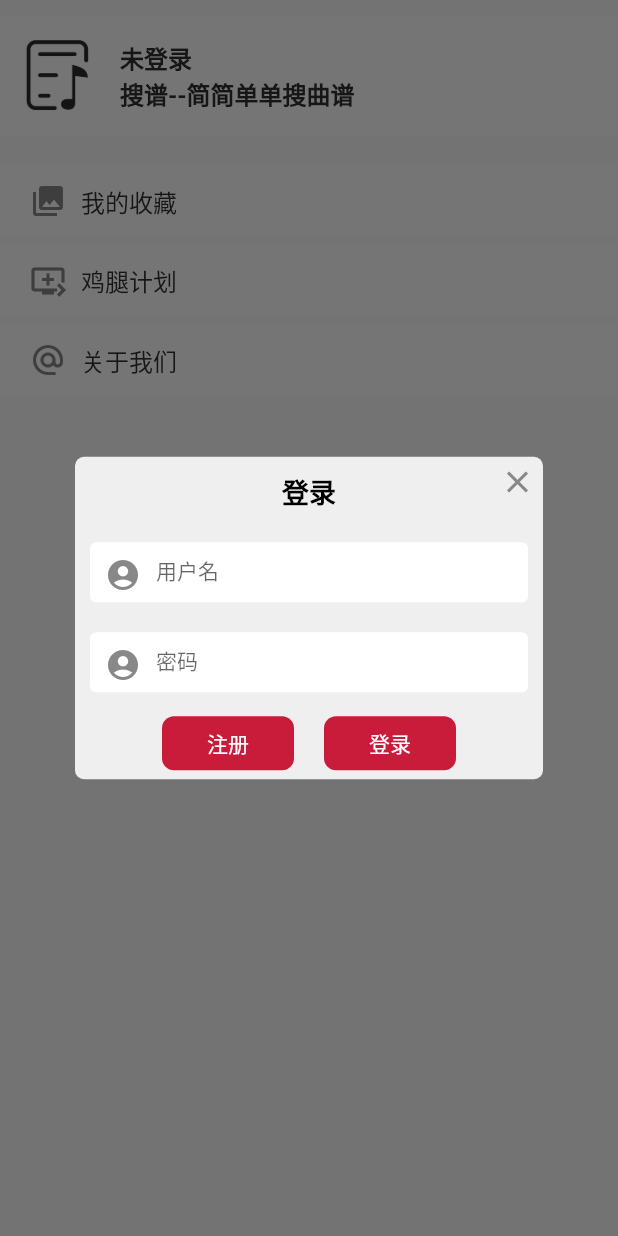
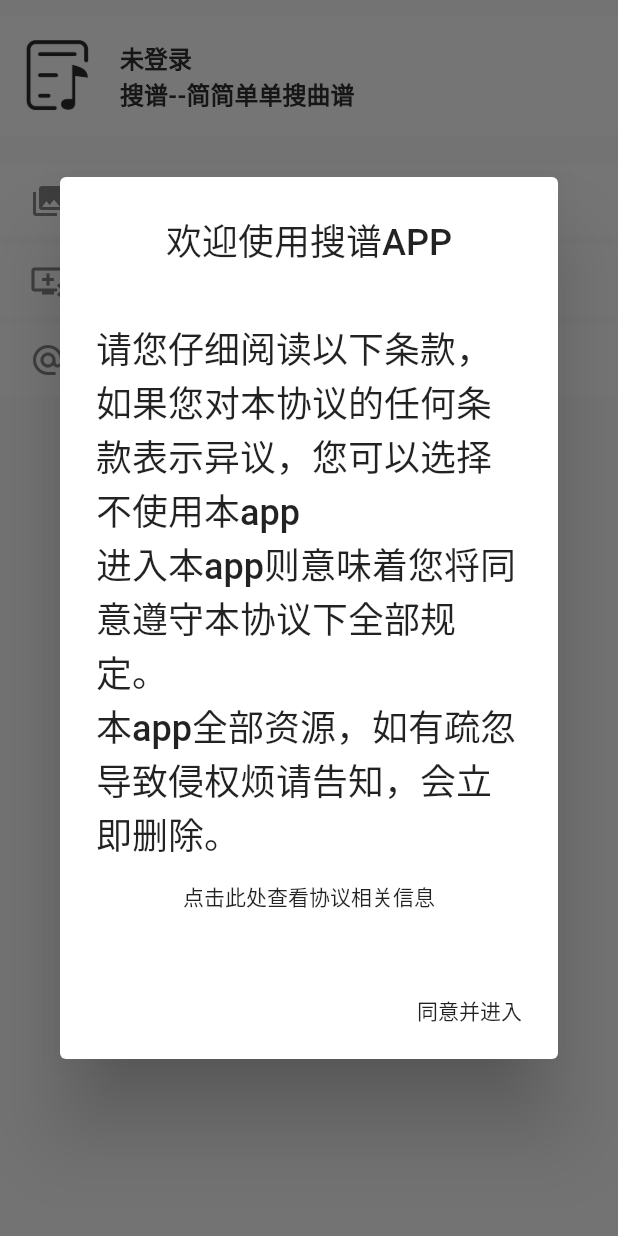
Before and after one commit to ChenYunerer/score_app, a Flutter app: the MinePage widget shown alone on an empty page, opened directly, after a tap on "我的收藏", on a phone screen of 412 x 824 dp. Run offline on Flutter 3.47's test engine with Material 2 defaults, Android fonts, the phone set to English and light mode, and no system bars; our stand-ins replace dio, fluttertoast, photo_view, shared_preferences; accounts and stored records are empty; generated files the repository leaves out were written again.

Commit message:
feat(ALL): 增加隐私/政策提示

```diff
--- a/lib/dialog/privacy_dialog.dart
+++ b/lib/dialog/privacy_dialog.dart
@@ -12,7 +12,7 @@ void showPrivacyDialog(BuildContext context, Function option) {
           child: Column(
             children: <Widget>[
               Text(
-                "欢迎光临灵魂酒馆\n",
+                "欢迎使用搜谱APP\n",
                 style: TextStyle(fontSize: 24),
               ),
               Text(
--- a/lib/page/mine_page.dart
+++ b/lib/page/mine_page.dart
@@ -60,10 +60,7 @@ class MinePageState extends State<MinePage> {
               if (logined) {
                 return;
               }
-              showPrivacyDialog(context, () {
-                LoginDialog.showLoadingDialog(context, onLoginSuccessCallBack,
-                    onUserClickRegisterButtonCallBack);
-              });
+              tryToLogin(context);
             },
             child: Row(
               children: <Widget>[
@@ -110,8 +107,7 @@ class MinePageState extends State<MinePage> {
               Navigator.of(context).push(new MaterialPageRoute(
                   builder: (BuildContext context) => new CollectionPage()));
             } else {
-              LoginDialog.showLoadingDialog(context, onLoginSuccessCallBack,
-                  onUserClickRegisterButtonCallBack);
+              tryToLogin(context);
             }
           },
           child: _buildDisplayItem(context, Icons.collections, "我的收藏"),
@@ -191,6 +187,13 @@ class MinePageState extends State<MinePage> {
     );
   }
 
+  tryToLogin(BuildContext context) {
+    showPrivacyDialog(context, () {
+      LoginDialog.showLoadingDialog(context, onLoginSuccessCallBack,
+          onUserClickRegisterButtonCallBack);
+    });
+  }
+
   onLoginSuccessCallBack(UserInfo userInfo) {
     TokenUtil.saveToken(userInfo.token);
     UserUtil.saveUserInfo(userInfo);
```
Also changed, not shown: 2 other files.
